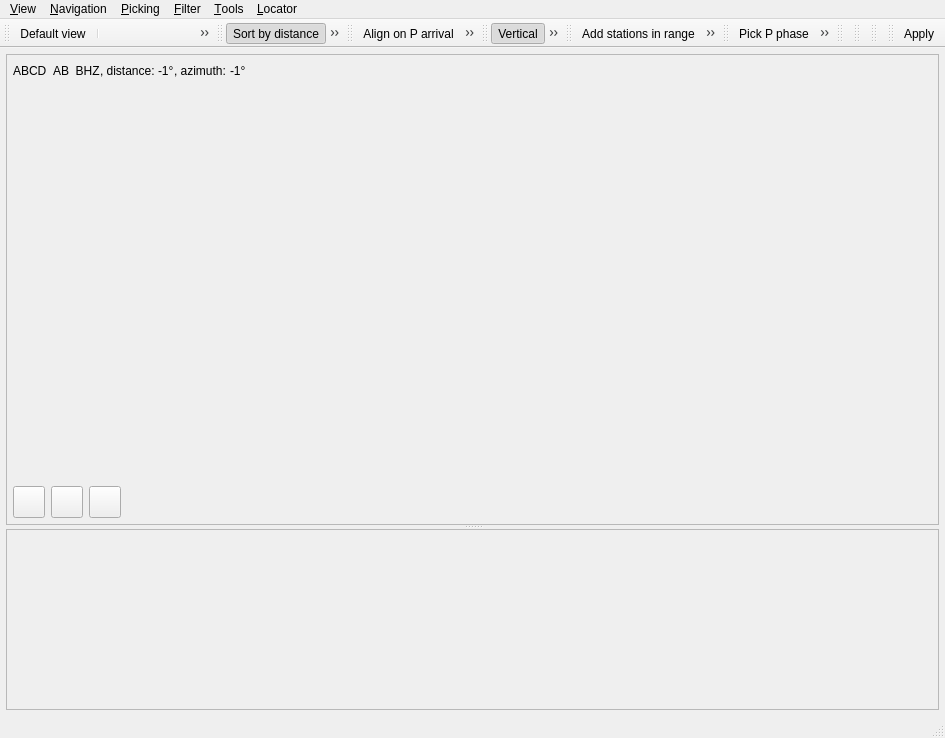
Qt form libs/seiscomp/gui/datamodel/pickerview.ui (SeisComP/common) before a commit.
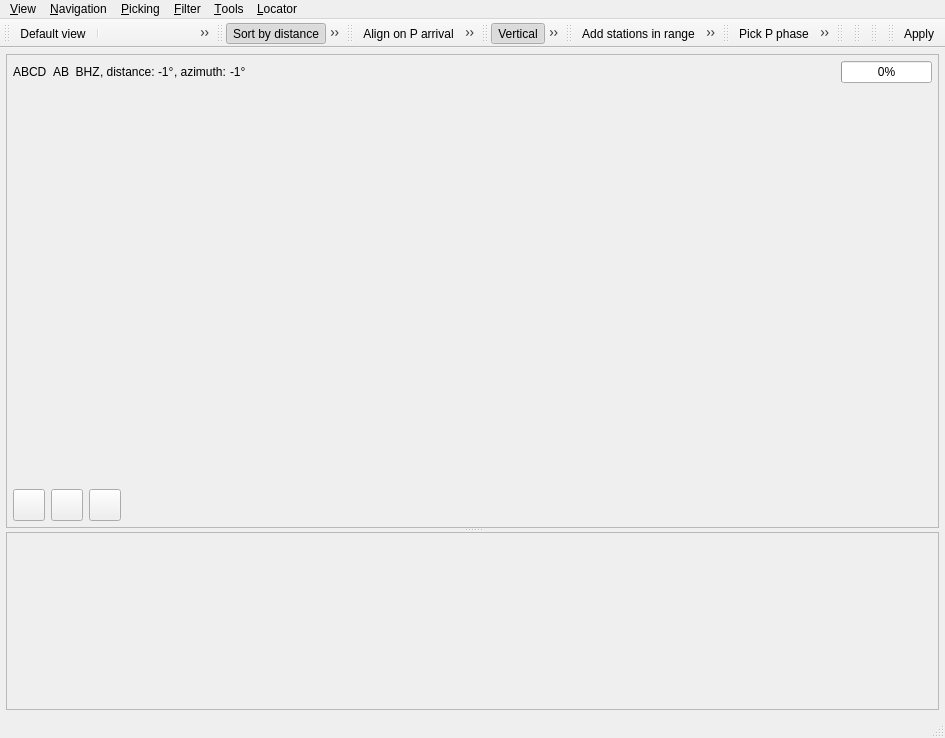
The same form after that commit. Icons and pictures are not drawn. Custom widgets are drawn as their Qt base class.

Commit message: [gui] Compute amplitude announcement frequency in PickerView

```diff
--- a/libs/seiscomp/gui/datamodel/pickerview.ui
+++ b/libs/seiscomp/gui/datamodel/pickerview.ui
@@ -171,6 +171,25 @@
                 </property>
                </spacer>
               </item>
+              <item>
+               <widget class="QProgressBar" name="progressAmpLevel">
+                <property name="sizePolicy">
+                 <sizepolicy hsizetype="Maximum" vsizetype="Preferred">
+                  <horstretch>0</horstretch>
+                  <verstretch>0</verstretch>
+                 </sizepolicy>
+                </property>
+                <property name="minimum">
+                 <number>0</number>
+                </property>
+                <property name="maximum">
+                 <number>100</number>
+                </property>
+                <property name="value">
+                 <number>0</number>
+                </property>
+               </widget>
+              </item>
              </layout>
             </widget>
            </item>
```
Left out of the diff: 2 changed lines with no effect on the pictures. The commit also changes 2 other files.
